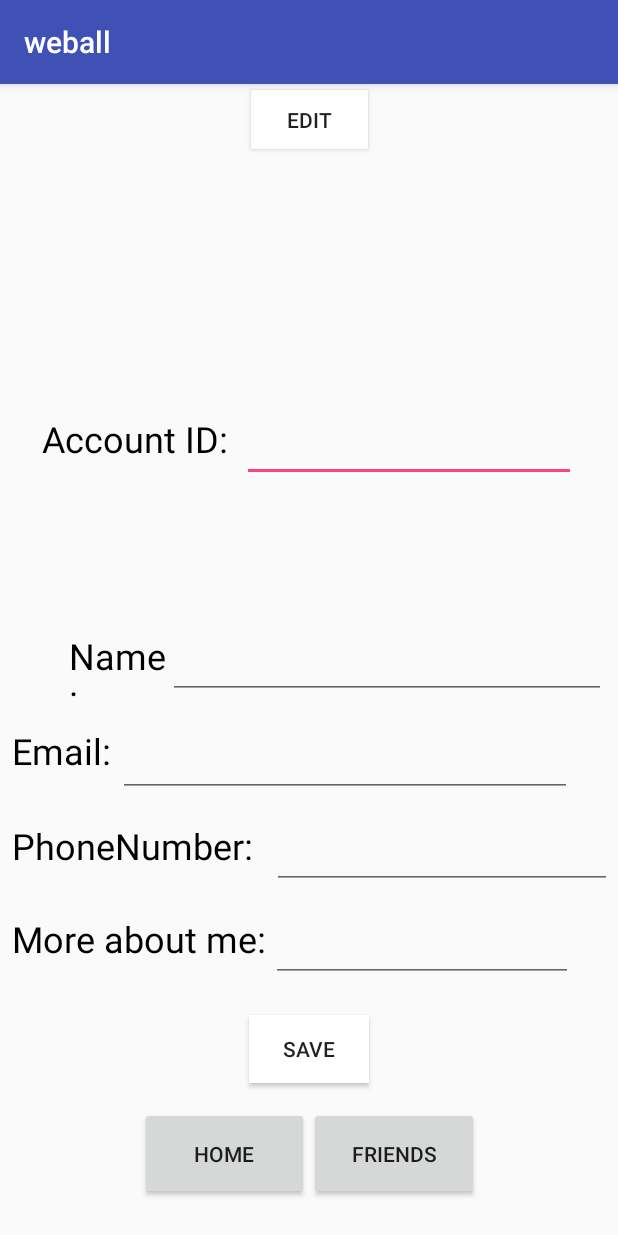
After one commit to yyzhou1025/weball, an Android app: the me_page screen opened directly, with no data from a screen before it, on a phone screen of 412 x 824 dp. The commit adds this screen. Run offline under Robolectric (Android 15) with nearby library versions, the phone set to English and light mode, and no system bars.

Commit message:
First commit

```diff
--- a/app/src/main/AndroidManifest.xml
+++ b/app/src/main/AndroidManifest.xml
@@ -18,7 +18,9 @@
         </activity>
         <activity android:name=".registration_page" />
         <activity android:name=".home_page" />
-        <activity android:name=".login_page"></activity>
+        <activity android:name=".login_page" />
+        <activity android:name=".me_page" />
+        <activity android:name=".friends_page"></activity>
     </application>
 
 </manifest>
--- /dev/null
+++ b/app/src/main/java/com/example/yuanyuanzhou/weball/friends_page.java
@@ -0,0 +1,13 @@
+package com.example.yuanyuanzhou.weball;
+
+import android.support.v7.app.AppCompatActivity;
+import android.os.Bundle;
+
+public class friends_page extends AppCompatActivity {
+
+    @Override
+    protected void onCreate(Bundle savedInstanceState) {
+        super.onCreate(savedInstanceState);
+        setContentView(R.layout.activity_friends_page);
+    }
+}
--- a/app/src/main/java/com/example/yuanyuanzhou/weball/home_page.java
+++ b/app/src/main/java/com/example/yuanyuanzhou/weball/home_page.java
@@ -12,8 +12,13 @@ public class home_page extends Activity {
         setContentView(R.layout.activity_home_page);
     }
 
-    public void logoutButtonButton (View view){
+    public void logoutButton (View view){
         Intent intent = new Intent (this, login_page.class);
         startActivity(intent);
     }
+
+    public void meButton (View view) {
+        Intent intent = new Intent (this, me_page.class);
+        startActivity(intent);
+    }
 }
--- a/app/src/main/java/com/example/yuanyuanzhou/weball/login_page.java
+++ b/app/src/main/java/com/example/yuanyuanzhou/weball/login_page.java
@@ -7,22 +7,30 @@ import android.view.View;
 import android.widget.EditText;
 import android.widget.Toast;
 
+import java.text.ParseException;
+
 public class login_page extends AppCompatActivity {
 
     public void loginButton(View view) {
         EditText emailEditText = (EditText) findViewById(R.id.emailEditText);
         EditText passwordEditText = (EditText) findViewById(R.id.passwordEditText);
-        if (emailEditText.getText().toString() == "" || passwordEditText.getText().toString() == "") {
+        if (emailEditText.getText().toString().matches("") || passwordEditText.getText().toString().matches("") ) {
             Toast.makeText(this, "A email address and password are required!", Toast.LENGTH_SHORT).show();
+        } else if  (passwordEditText.getText().toString().length() < 6) {
+            Toast.makeText(this, "The password must be greater than six digits", Toast.LENGTH_SHORT).show();
         } else {
             Intent intent = new Intent (this, home_page.class);
             startActivity(intent);
+
         }
+
+
     }
 
     public void sighupButton(View view) {
         Intent intent = new Intent (this, registration_page.class);
         startActivity(intent);
+
     }
     @Override
     protected void onCreate(Bundle savedInstanceState) {
--- /dev/null
+++ b/app/src/main/java/com/example/yuanyuanzhou/weball/me_page.java
@@ -0,0 +1,30 @@
+package com.example.yuanyuanzhou.weball;
+
+import android.content.Intent;
+import android.support.v7.app.AppCompatActivity;
+import android.os.Bundle;
+import android.view.View;
+
+public class me_page extends AppCompatActivity {
+
+    @Override
+    protected void onCreate(Bundle savedInstanceState) {
+        super.onCreate(savedInstanceState);
+        setContentView(R.layout.activity_me_page);
+
+
+    }
+
+    public void homeButton (View view){
+        Intent intent = new Intent (this, home_page.class);
+        startActivity(intent);
+    }
+
+    public void friendsButton (View view){
+        Intent intent = new Intent (this, friends_page.class);
+        startActivity(intent);
+    }
+
+
+
+}
--- a/app/src/main/java/com/example/yuanyuanzhou/weball/registration_page.java
+++ b/app/src/main/java/com/example/yuanyuanzhou/weball/registration_page.java
@@ -14,15 +14,19 @@ public class registration_page extends Activity {
         EditText emailAddressEditText = (EditText) findViewById(R.id.emailAddressEditText);
         EditText password2EditText = (EditText) findViewById(R.id.password2EditText);
         EditText usernameEditText = (EditText) findViewById(R.id.usernameEditText);
-        if (emailAddressEditText.getText().toString() == "" || password2EditText.getText().toString() == "" || usernameEditText.getText().toString() == "") {
+        if (emailAddressEditText.getText().toString().matches("") || password2EditText.getText().toString().matches("") || usernameEditText.getText().toString().matches("")) {
             Toast.makeText(this, "A email address, a password and a username are required!", Toast.LENGTH_SHORT).show();
-        } else {
-            Intent intent = new Intent (this, home_page.class);
-            startActivity(intent);
+        } else if (password2EditText.getText().toString().length() < 6) {
+            Toast.makeText(this, "The password must be greater than six digits", Toast.LENGTH_SHORT).show();
+            {
+                Intent intent = new Intent(this, home_page.class);
+                startActivity(intent);
+            }
         }
     }
-    @Override
-    protected void onCreate(Bundle savedInstanceState) {
+
+       @Override
+        protected void onCreate(Bundle savedInstanceState) {
         super.onCreate(savedInstanceState);
         setContentView(R.layout.activity_registration_page);
     }
--- /dev/null
+++ b/app/src/main/res/layout/activity_friends_page.xml
@@ -0,0 +1,9 @@
+<?xml version="1.0" encoding="utf-8"?>
+<android.support.constraint.ConstraintLayout xmlns:android="http://schemas.android.com/apk/res/android"
+    xmlns:app="http://schemas.android.com/apk/res-auto"
+    xmlns:tools="http://schemas.android.com/tools"
+    android:layout_width="match_parent"
+    android:layout_height="match_parent"
+    tools:context=".friends_page">
+
+</android.support.constraint.ConstraintLayout>
--- a/app/src/main/res/layout/activity_home_page.xml
+++ b/app/src/main/res/layout/activity_home_page.xml
@@ -6,15 +6,16 @@
     android:layout_height="match_parent">
 
     <Button
-        android:id="@+id/Me"
+        android:id="@+id/meButton"
         android:layout_width="354dp"
         android:layout_height="57dp"
         android:layout_marginEnd="8dp"
         android:layout_marginLeft="8dp"
         android:layout_marginRight="8dp"
         android:layout_marginStart="8dp"
-        android:layout_marginTop="184dp"
+        android:layout_marginTop="145dp"
         android:background="@color/colorPrimary"
+        android:onClick="meButton"
         android:text="Me"
         android:textSize="24sp"
         app:layout_constraintEnd_toEndOf="parent"
@@ -35,7 +36,7 @@
         android:textSize="24sp"
         app:layout_constraintEnd_toEndOf="parent"
         app:layout_constraintStart_toStartOf="parent"
-        app:layout_constraintTop_toBottomOf="@+id/Me" />
+        app:layout_constraintTop_toBottomOf="@+id/meButton" />
 
     <Button
         android:id="@+id/button18"
@@ -73,7 +74,7 @@
     <Button
         android:id="@+id/logoutButton"
         android:layout_width="358dp"
-        android:layout_height="62dp"
+        android:layout_height="57dp"
         android:layout_marginEnd="8dp"
         android:layout_marginLeft="8dp"
         android:layout_marginRight="8dp"
--- /dev/null
+++ b/app/src/main/res/layout/activity_me_page.xml
@@ -0,0 +1,235 @@
+<?xml version="1.0" encoding="utf-8"?>
+<android.support.constraint.ConstraintLayout xmlns:android="http://schemas.android.com/apk/res/android"
+    xmlns:app="http://schemas.android.com/apk/res-auto"
+    xmlns:tools="http://schemas.android.com/tools"
+    android:layout_width="match_parent"
+    android:layout_height="match_parent"
+    tools:context=".me_page">
+
+    <Button
+        android:id="@+id/button3"
+        android:layout_width="78dp"
+        android:layout_height="39dp"
+        android:layout_marginEnd="8dp"
+        android:layout_marginLeft="8dp"
+        android:layout_marginRight="8dp"
+        android:layout_marginStart="8dp"
+        android:layout_marginTop="4dp"
+        android:background="@android:color/background_light"
+        android:text="Edit"
+        app:layout_constraintEnd_toEndOf="parent"
+        app:layout_constraintStart_toStartOf="parent"
+        app:layout_constraintTop_toTopOf="parent" />
+
+    <LinearLayout
+        android:id="@+id/linearLayout11"
+        android:layout_width="356dp"
+        android:layout_height="48dp"
+        android:layout_marginBottom="8dp"
+        android:layout_marginEnd="8dp"
+        android:layout_marginLeft="8dp"
+        android:layout_marginRight="8dp"
+        android:layout_marginStart="8dp"
+        android:layout_marginTop="8dp"
+        android:orientation="horizontal"
+        app:layout_constraintBottom_toTopOf="@+id/linearLayout6"
+        app:layout_constraintEnd_toEndOf="parent"
+        app:layout_constraintStart_toStartOf="parent"
+        app:layout_constraintTop_toBottomOf="@+id/button3"
+        app:layout_constraintVertical_bias="0.655">
+
+        <TextView
+            android:id="@+id/textView14"
+            android:layout_width="wrap_content"
+            android:layout_height="match_parent"
+            android:layout_weight="1"
+            android:text="Account ID:"
+            android:textColor="@android:color/background_dark"
+            android:textSize="24sp" />
+
+        <EditText
+            android:id="@+id/editText9"
+            android:layout_width="wrap_content"
+            android:layout_height="wrap_content"
+            android:layout_weight="1"
+            android:ems="10"
+            android:inputType="textPersonName" />
+
+    </LinearLayout>
+
+    <LinearLayout
+        android:id="@+id/linearLayout6"
+        android:layout_width="358dp"
+        android:layout_height="51dp"
+        android:layout_marginBottom="352dp"
+        android:layout_marginEnd="8dp"
+        android:layout_marginRight="8dp"
+        android:orientation="horizontal"
+        app:layout_constraintBottom_toBottomOf="parent"
+        app:layout_constraintEnd_toEndOf="parent"
+        app:layout_constraintHorizontal_bias="1.0"
+        app:layout_constraintStart_toStartOf="parent">
+
+        <TextView
+            android:id="@+id/textView15"
+            android:layout_width="32dp"
+            android:layout_height="match_parent"
+            android:layout_weight="1"
+            android:text="Name:"
+            android:textColor="@android:color/background_dark"
+            android:textSize="24sp" />
+
+        <EditText
+            android:id="@+id/editText10"
+            android:layout_width="258dp"
+            android:layout_height="wrap_content"
+            android:layout_weight="1"
+            android:ems="10"
+            android:inputType="textPersonName" />
+    </LinearLayout>
+
+    <LinearLayout
+        android:id="@+id/linearLayout8"
+        android:layout_width="373dp"
+        android:layout_height="47dp"
+        android:layout_marginLeft="8dp"
+        android:layout_marginStart="8dp"
+        android:layout_marginTop="12dp"
+        android:orientation="horizontal"
+        app:layout_constraintEnd_toEndOf="parent"
+        app:layout_constraintHorizontal_bias="0.0"
+        app:layout_constraintStart_toStartOf="parent"
+        app:layout_constraintTop_toBottomOf="@+id/linearLayout6">
+
+        <TextView
+            android:id="@+id/textView16"
+            android:layout_width="4dp"
+            android:layout_height="match_parent"
+            android:layout_weight="1"
+            android:text="Email:"
+            android:textColor="@android:color/background_dark"
+            android:textSize="24sp" />
+
+        <EditText
+            android:id="@+id/editText11"
+            android:layout_width="235dp"
+            android:layout_height="match_parent"
+            android:layout_weight="1"
+            android:ems="10"
+            android:inputType="textPersonName" />
+    </LinearLayout>
+
+    <LinearLayout
+        android:id="@+id/linearLayout9"
+        android:layout_width="400dp"
+        android:layout_height="50dp"
+        android:layout_marginEnd="8dp"
+        android:layout_marginLeft="8dp"
+        android:layout_marginRight="8dp"
+        android:layout_marginStart="8dp"
+        android:layout_marginTop="16dp"
+        android:orientation="horizontal"
+        app:layout_constraintEnd_toEndOf="parent"
+        app:layout_constraintHorizontal_bias="0.0"
+        app:layout_constraintStart_toStartOf="parent"
+        app:layout_constraintTop_toBottomOf="@+id/linearLayout8">
+
+        <TextView
+            android:id="@+id/textView17"
+            android:layout_width="wrap_content"
+            android:layout_height="match_parent"
+            android:layout_weight="1"
+            android:text="PhoneNumber:"
+            android:textColor="@android:color/background_dark"
+            android:textSize="24sp" />
+
+        <EditText
+            android:id="@+id/editText12"
+            android:layout_width="wrap_content"
+            android:layout_height="wrap_content"
+            android:layout_weight="1"
+            android:ems="10"
+            android:inputType="textPersonName"
+            android:textColor="@android:color/background_dark" />
+    </LinearLayout>
+
+    <LinearLayout
+        android:id="@+id/linearLayout10"
+        android:layout_width="374dp"
+        android:layout_height="51dp"
+        android:layout_marginEnd="8dp"
+        android:layout_marginLeft="8dp"
+        android:layout_marginRight="8dp"
+        android:layout_marginStart="8dp"
+        android:layout_marginTop="12dp"
+        android:orientation="horizontal"
+        app:layout_constraintEnd_toEndOf="parent"
+        app:layout_constraintHorizontal_bias="0.0"
+        app:layout_constraintStart_toStartOf="parent"
+        app:layout_constraintTop_toBottomOf="@+id/linearLayout9">
+
+        <TextView
+            android:id="@+id/textView18"
+            android:layout_width="wrap_content"
+            android:layout_height="match_parent"
+            android:layout_weight="1"
+            android:text="More about me:"
+            android:textColor="@android:color/background_dark"
+            android:textSize="24sp" />
+
+        <EditText
+            android:id="@+id/editText13"
+            android:layout_width="198dp"
+            android:layout_height="wrap_content"
+            android:layout_weight="1"
+            android:ems="10"
+            android:inputType="textPersonName" />
+    </LinearLayout>
+
+    <Button
+        android:id="@+id/button4"
+        android:layout_width="80dp"
+        android:layout_height="45dp"
+        android:layout_marginEnd="8dp"
+        android:layout_marginLeft="8dp"
+        android:layout_marginRight="8dp"
+        android:layout_marginStart="8dp"
+        android:layout_marginTop="16dp"
+        android:background="@android:color/background_light"
+        android:text="save"
+        app:layout_constraintEnd_toEndOf="parent"
+        app:layout_constraintStart_toStartOf="parent"
+        app:layout_constraintTop_toBottomOf="@+id/linearLayout10" />
+
+    <LinearLayout
+        android:layout_width="226dp"
+        android:layout_height="62dp"
+        android:layout_marginBottom="8dp"
+        android:layout_marginEnd="8dp"
+        android:layout_marginLeft="8dp"
+        android:layout_marginRight="8dp"
+        android:layout_marginStart="8dp"
+        android:orientation="horizontal"
+        app:layout_constraintBottom_toBottomOf="parent"
+        app:layout_constraintEnd_toEndOf="parent"
+        app:layout_constraintStart_toStartOf="parent"
+        app:layout_constraintTop_toBottomOf="@+id/button4">
+
+        <Button
+            android:id="@+id/homeButton"
+            android:layout_width="wrap_content"
+            android:layout_height="match_parent"
+            android:layout_weight="1"
+            android:onClick="homeButton"
+            android:text="home" />
+
+        <Button
+            android:id="@+id/friendsButton"
+            android:layout_width="wrap_content"
+            android:layout_height="62dp"
+            android:layout_weight="1"
+            android:onClick="friendsButton"
+            android:text="Friends" />
+    </LinearLayout>
+
+</android.support.constraint.ConstraintLayout>
```
